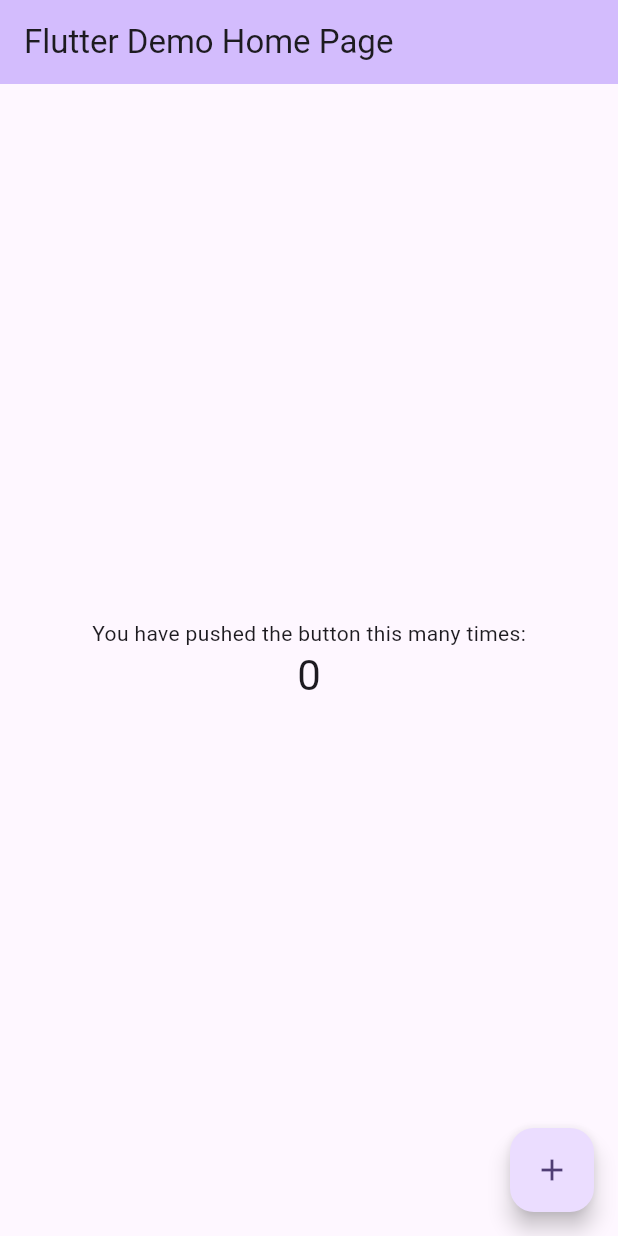
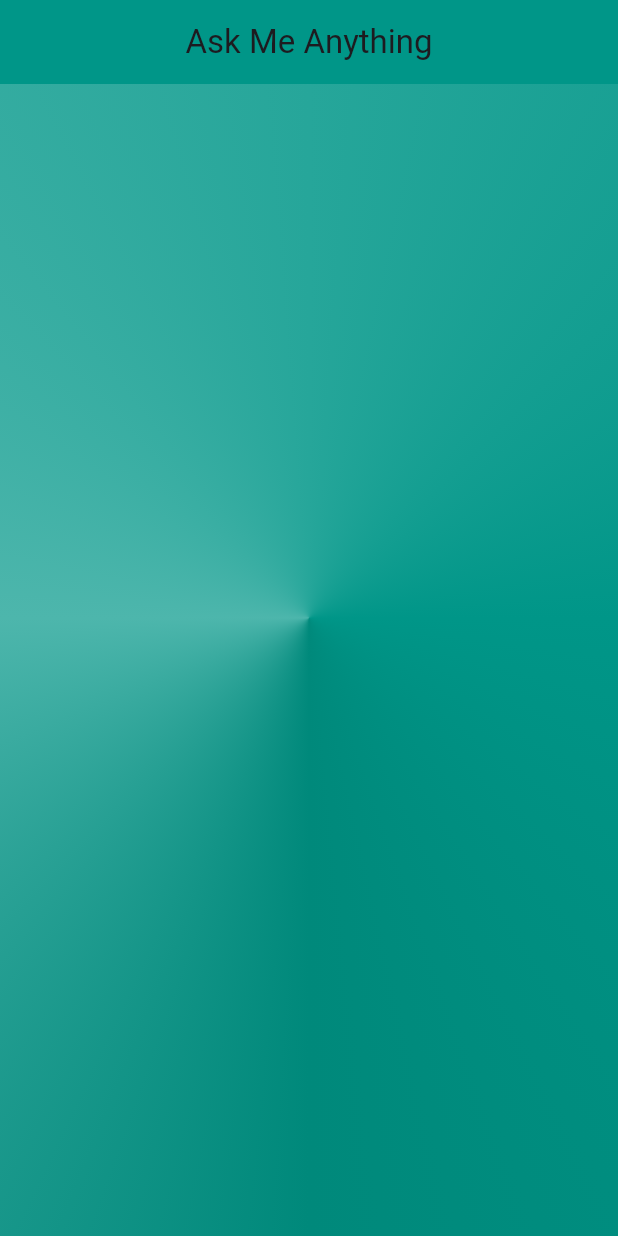
Before and after one commit to mr-schway/magic-8-ball, a Flutter app: the screen it shows after launch, on a phone screen of 412 x 824 dp. Run offline on Flutter 3.47's test engine with Material 3 defaults, Android fonts, the phone set to English and light mode, and no system bars.

Commit message:
Build the background

```diff
--- a/lib/main.dart
+++ b/lib/main.dart
@@ -1,125 +1,43 @@
 import 'package:flutter/material.dart';
 
 void main() {
-  runApp(const MyApp());
+  return runApp(
+    MaterialApp(
+      home: Container(
+        decoration: BoxDecoration(
+          gradient: SweepGradient(
+            colors: [
+              Colors.teal,
+              Colors.teal.shade600,
+              Colors.teal.shade300,
+              Colors.teal.shade400,
+              Colors.teal
+            ],
+          ),
+        ),
+        child: Scaffold(
+          backgroundColor: Colors.transparent,
+          appBar: AppBar(
+            backgroundColor: Colors.teal,
+            title: const Text('Ask Me Anything'),
+            centerTitle: true,
+          ),
+        ),
+      ),
+    ),
+  );
 }
 
-class MyApp extends StatelessWidget {
+class MyApp extends StatefulWidget {
   const MyApp({super.key});
 
-  // This widget is the root of your application.
+  @override
+  State<MyApp> createState() => _MyAppState();
+}
+
+class _MyAppState extends State<MyApp> {
   @override
   Widget build(BuildContext context) {
-    return MaterialApp(
-      title: 'Flutter Demo',
-      theme: ThemeData(
-        // This is the theme of your application.
-        //
-        // TRY THIS: Try running your application with "flutter run". You'll see
-        // the application has a purple toolbar. Then, without quitting the app,
-        // try changing the seedColor in the colorScheme below to Colors.green
-        // and then invoke "hot reload" (save your changes or press the "hot
-        // reload" button in a Flutter-supported IDE, or press "r" if you used
-        // the command line to start the app).
-        //
-        // Notice that the counter didn't reset back to zero; the application
-        // state is not lost during the reload. To reset the state, use hot
-        // restart instead.
-        //
-        // This works for code too, not just values: Most code changes can be
-        // tested with just a hot reload.
-        colorScheme: ColorScheme.fromSeed(seedColor: Colors.deepPurple),
-        useMaterial3: true,
-      ),
-      home: const MyHomePage(title: 'Flutter Demo Home Page'),
-    );
+    return const Placeholder();
   }
 }
-
-class MyHomePage extends StatefulWidget {
-  const MyHomePage({super.key, required this.title});
-
-  // This widget is the home page of your application. It is stateful, meaning
-  // that it has a State object (defined below) that contains fields that affect
-  // how it looks.
-
-  // This class is the configuration for the state. It holds the values (in this
-  // case the title) provided by the parent (in this case the App widget) and
-  // used by the build method of the State. Fields in a Widget subclass are
-  // always marked "final".
-
-  final String title;
-
-  @override
-  State<MyHomePage> createState() => _MyHomePageState();
-}
-
-class _MyHomePageState extends State<MyHomePage> {
-  int _counter = 0;
-
-  void _incrementCounter() {
-    setState(() {
-      // This call to setState tells the Flutter framework that something has
-      // changed in this State, which causes it to rerun the build method below
-      // so that the display can reflect the updated values. If we changed
-      // _counter without calling setState(), then the build method would not be
-      // called again, and so nothing would appear to happen.
-      _counter++;
-    });
-  }
-
-  @override
-  Widget build(BuildContext context) {
-    // This method is rerun every time setState is called, for instance as done
-    // by the _incrementCounter method above.
-    //
-    // The Flutter framework has been optimized to make rerunning build methods
-    // fast, so that you can just rebuild anything that needs updating rather
-    // than having to individually change instances of widgets.
-    return Scaffold(
-      appBar: AppBar(
-        // TRY THIS: Try changing the color here to a specific color (to
-        // Colors.amber, perhaps?) and trigger a hot reload to see the AppBar
-        // change color while the other colors stay the same.
-        backgroundColor: Theme.of(context).colorScheme.inversePrimary,
-        // Here we take the value from the MyHomePage object that was created by
-        // the App.build method, and use it to set our appbar title.
-        title: Text(widget.title),
-      ),
-      body: Center(
-        // Center is a layout widget. It takes a single child and positions it
-        // in the middle of the parent.
-        child: Column(
-          // Column is also a layout widget. It takes a list of children and
-          // arranges them vertically. By default, it sizes itself to fit its
-          // children horizontally, and tries to be as tall as its parent.
-          //
-          // Column has various properties to control how it sizes itself and
-          // how it positions its children. Here we use mainAxisAlignment to
-          // center the children vertically; the main axis here is the vertical
-          // axis because Columns are vertical (the cross axis would be
-          // horizontal).
-          //
-          // TRY THIS: Invoke "debug painting" (choose the "Toggle Debug Paint"
-          // action in the IDE, or press "p" in the console), to see the
-          // wireframe for each widget.
-          mainAxisAlignment: MainAxisAlignment.center,
-          children: <Widget>[
-            const Text(
-              'You have pushed the button this many times:',
-            ),
-            Text(
-              '$_counter',
-              style: Theme.of(context).textTheme.headlineMedium,
-            ),
-          ],
-        ),
-      ),
-      floatingActionButton: FloatingActionButton(
-        onPressed: _incrementCounter,
-        tooltip: 'Increment',
-        child: const Icon(Icons.add),
-      ), // This trailing comma makes auto-formatting nicer for build methods.
-    );
-  }
-}
```
